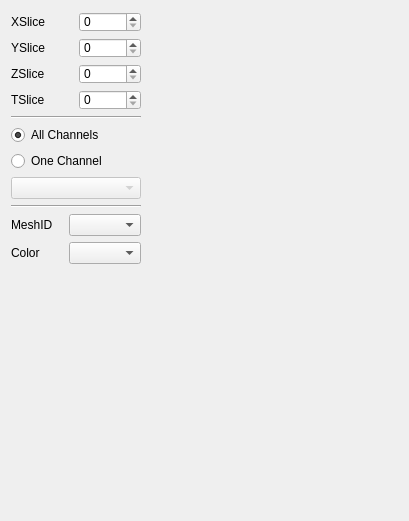
Before: the Qt Designer form branches/GoFigure2Beta/Code/GUI/lib/VisualizationDockWidget.ui in gofigure2/GoFigure2, drawn with Qt 5.
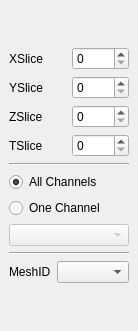
After: the same form once the commit is applied.

Patch:
```diff
--- a/branches/GoFigure2Beta/Code/GUI/lib/VisualizationDockWidget.ui
+++ b/branches/GoFigure2Beta/Code/GUI/lib/VisualizationDockWidget.ui
@@ -6,31 +6,39 @@
    <rect>
     <x>0</x>
     <y>0</y>
-    <width>409</width>
-    <height>521</height>
+    <width>135</width>
+    <height>331</height>
    </rect>
   </property>
+  <property name="sizePolicy">
+   <sizepolicy hsizetype="Expanding" vsizetype="Expanding">
+    <horstretch>0</horstretch>
+    <verstretch>0</verstretch>
+   </sizepolicy>
+  </property>
   <property name="windowTitle">
    <string>Visualization</string>
   </property>
   <widget class="QWidget" name="dockWidgetContents">
-   <widget class="QWidget" name="layoutWidget">
-    <property name="geometry">
-     <rect>
-      <x>11</x>
-      <y>12</y>
-      <width>130</width>
-      <height>252</height>
-     </rect>
-    </property>
-    <layout class="QVBoxLayout" name="verticalLayout_2">
+   <layout class="QGridLayout" name="gridLayout_2">
+    <item row="0" column="0">
+     <layout class="QVBoxLayout" name="verticalLayout_3">
      <item>
-      <layout class="QGridLayout" name="gridLayout">
+       <layout class="QGridLayout" name="gridLayout" rowminimumheight="10,10,10,10">
+        <property name="sizeConstraint">
+         <enum>QLayout::SetMinimumSize</enum>
+        </property>
        <property name="spacing">
         <number>6</number>
        </property>
        <item row="0" column="0">
         <widget class="QLabel" name="XSliceLbl">
+          <property name="minimumSize">
+           <size>
+            <width>54</width>
+            <height>20</height>
+           </size>
+          </property>
          <property name="text">
           <string>XSlice</string>
          </property>
@@ -83,15 +91,15 @@
        </item>
       </layout>
      </item>
-     <item>
-      <widget class="Line" name="line">
-       <property name="orientation">
-        <enum>Qt::Horizontal</enum>
-       </property>
-      </widget>
-     </item>
      <item>
       <layout class="QVBoxLayout" name="verticalLayout">
+        <item>
+         <widget class="Line" name="line">
+          <property name="orientation">
+           <enum>Qt::Horizontal</enum>
+          </property>
+         </widget>
+        </item>
        <item>
         <widget class="QRadioButton" name="AllChannelsBtn">
          <property name="text">
@@ -128,6 +136,8 @@
       </layout>
      </item>
      <item>
+       <layout class="QVBoxLayout" name="verticalLayout_2">
+        <item>
       <widget class="Line" name="line_2">
        <property name="orientation">
         <enum>Qt::Horizontal</enum>
@@ -148,22 +158,11 @@
        </item>
       </layout>
      </item>
-     <item>
-      <layout class="QHBoxLayout" name="horizontalLayout_2">
-       <item>
-        <widget class="QLabel" name="ColorCollectionLbl">
-         <property name="text">
-          <string>Color</string>
-         </property>
-        </widget>
-       </item>
-       <item>
-        <widget class="QComboBox" name="ColorCollectionBox"/>
-       </item>
+       </layout>
+      </item>
       </layout>
      </item>
     </layout>
-   </widget>
   </widget>
  </widget>
  <tabstops>
```
Lines whose indentation alone changed are shown as unchanged.
